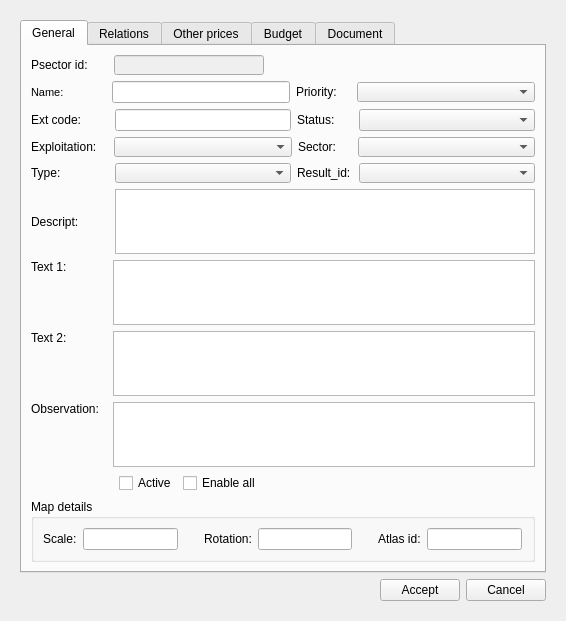
Qt form ui/plan_psector.ui (Giswater/giswater_qgis_plugin) before a commit.
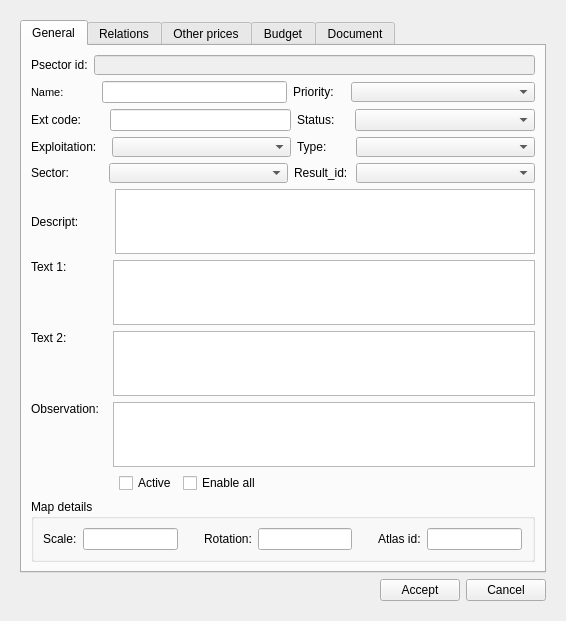
The same form after that commit. Icons and pictures are not drawn.

Commit message: Enhancement: on manage new psector form

```diff
--- a/ui/plan_psector.ui
+++ b/ui/plan_psector.ui
@@ -55,27 +55,17 @@
            <layout class="QHBoxLayout" name="horizontalLayout">
             <item>
              <widget class="QLabel" name="psector_id_label">
+              <property name="sizePolicy">
+               <sizepolicy hsizetype="Fixed" vsizetype="Preferred">
+                <horstretch>0</horstretch>
+                <verstretch>0</verstretch>
+               </sizepolicy>
+              </property>
               <property name="text">
                <string>Psector id:</string>
               </property>
              </widget>
             </item>
-            <item>
-             <spacer name="horizontalSpacer_2">
-              <property name="orientation">
-               <enum>Qt::Horizontal</enum>
-              </property>
-              <property name="sizeType">
-               <enum>QSizePolicy::Fixed</enum>
-              </property>
-              <property name="sizeHint" stdset="0">
-               <size>
-                <width>20</width>
-                <height>20</height>
-               </size>
-              </property>
-             </spacer>
-            </item>
             <item>
              <widget class="QLineEdit" name="psector_id">
               <property name="enabled">
@@ -101,22 +91,6 @@
               </property>
              </widget>
             </item>
-            <item>
-             <spacer name="horizontalSpacer_12">
-              <property name="orientation">
-               <enum>Qt::Horizontal</enum>
-              </property>
-              <property name="sizeType">
-               <enum>QSizePolicy::Expanding</enum>
-              </property>
-              <property name="sizeHint" stdset="0">
-               <size>
-                <width>45</width>
-                <height>20</height>
-               </size>
-              </property>
-             </spacer>
-            </item>
            </layout>
           </item>
           <item>
@@ -175,7 +149,7 @@
               </property>
               <property name="sizeHint" stdset="0">
                <size>
-                <width>42</width>
+                <width>32</width>
                 <height>20</height>
                </size>
               </property>
@@ -208,7 +182,7 @@
               </property>
               <property name="sizeHint" stdset="0">
                <size>
-                <width>14</width>
+                <width>11</width>
                 <height>20</height>
                </size>
               </property>
@@ -251,7 +225,7 @@
               </property>
               <property name="sizeHint" stdset="0">
                <size>
-                <width>28</width>
+                <width>23</width>
                 <height>20</height>
                </size>
               </property>
@@ -277,7 +251,7 @@
               </property>
               <property name="sizeHint" stdset="0">
                <size>
-                <width>18</width>
+                <width>14</width>
                 <height>20</height>
                </size>
               </property>
@@ -314,7 +288,7 @@
               </property>
               <property name="sizeHint" stdset="0">
                <size>
-                <width>11</width>
+                <width>9</width>
                 <height>20</height>
                </size>
               </property>
@@ -343,49 +317,6 @@
              </widget>
             </item>
             <item>
-             <widget class="QLabel" name="priority_label_2">
-              <property name="text">
-               <string>Sector:</string>
-              </property>
-             </widget>
-            </item>
-            <item>
-             <spacer name="horizontalSpacer_8">
-              <property name="orientation">
-               <enum>Qt::Horizontal</enum>
-              </property>
-              <property name="sizeType">
-               <enum>QSizePolicy::Fixed</enum>
-              </property>
-              <property name="sizeHint" stdset="0">
-               <size>
-                <width>16</width>
-                <height>20</height>
-               </size>
-              </property>
-             </spacer>
-            </item>
-            <item>
-             <widget class="QComboBox" name="sector_id">
-              <property name="sizePolicy">
-               <sizepolicy hsizetype="Expanding" vsizetype="Preferred">
-                <horstretch>0</horstretch>
-                <verstretch>0</verstretch>
-               </sizepolicy>
-              </property>
-              <property name="maximumSize">
-               <size>
-                <width>16777215</width>
-                <height>20</height>
-               </size>
-              </property>
-             </widget>
-            </item>
-           </layout>
-          </item>
-          <item>
-           <layout class="QHBoxLayout" name="horizontalLayout_5">
-            <item>
              <widget class="QLabel" name="lbl_psector_type">
               <property name="text">
                <string>Type:</string>
@@ -393,7 +324,7 @@
              </widget>
             </item>
             <item>
-             <spacer name="horizontalSpacer_6">
+             <spacer name="horizontalSpacer_8">
               <property name="orientation">
                <enum>Qt::Horizontal</enum>
               </property>
@@ -402,7 +333,7 @@
               </property>
               <property name="sizeHint" stdset="0">
                <size>
-                <width>48</width>
+                <width>23</width>
                 <height>20</height>
                </size>
               </property>
@@ -416,6 +347,49 @@
                 <verstretch>0</verstretch>
                </sizepolicy>
               </property>
+              <property name="maximumSize">
+               <size>
+                <width>16777215</width>
+                <height>20</height>
+               </size>
+              </property>
+             </widget>
+            </item>
+           </layout>
+          </item>
+          <item>
+           <layout class="QHBoxLayout" name="horizontalLayout_5">
+            <item>
+             <widget class="QLabel" name="lbl_sector">
+              <property name="text">
+               <string>Sector:</string>
+              </property>
+             </widget>
+            </item>
+            <item>
+             <spacer name="horizontalSpacer_6">
+              <property name="orientation">
+               <enum>Qt::Horizontal</enum>
+              </property>
+              <property name="sizeType">
+               <enum>QSizePolicy::Fixed</enum>
+              </property>
+              <property name="sizeHint" stdset="0">
+               <size>
+                <width>34</width>
+                <height>20</height>
+               </size>
+              </property>
+             </spacer>
+            </item>
+            <item>
+             <widget class="QComboBox" name="sector_id">
+              <property name="sizePolicy">
+               <sizepolicy hsizetype="Expanding" vsizetype="Preferred">
+                <horstretch>0</horstretch>
+                <verstretch>0</verstretch>
+               </sizepolicy>
+              </property>
               <property name="minimumSize">
                <size>
                 <width>150</width>
@@ -946,8 +920,8 @@
                 <rect>
                  <x>0</x>
                  <y>0</y>
-                 <width>504</width>
-                 <height>454</height>
+                 <width>146</width>
+                 <height>122</height>
                 </rect>
                </property>
                <attribute name="label">
```
Left out of the diff: 2 changed lines with no effect on the pictures. The commit also changes 1 other file.
